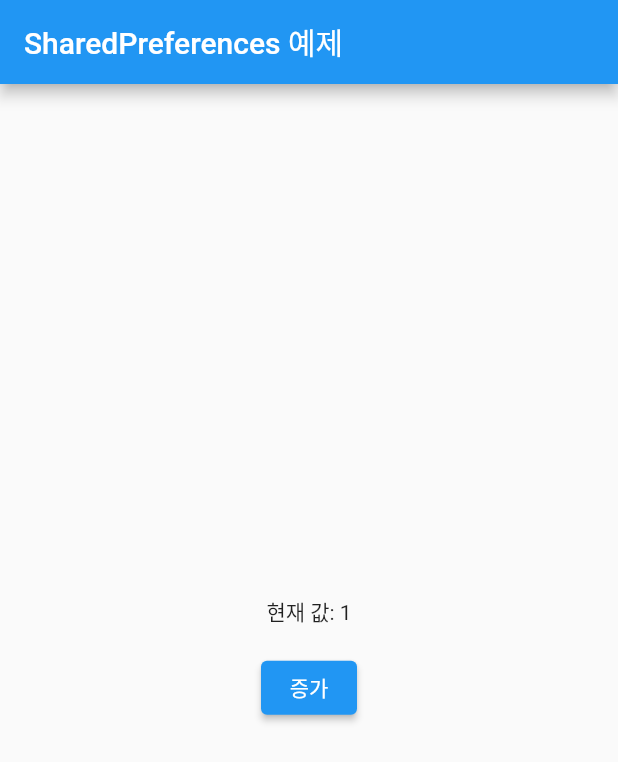
After one commit to jinwoo1234/Dream_Walk, a Flutter app: the MySharedPreferencesApp screen opened directly, after a tap on "증가", on a phone screen of 412 x 824 dp. The commit adds this screen. Shown: the top 762 px of the screen. Run offline on Flutter 3.47's test engine with Material 2 defaults, Android fonts, the phone set to English and light mode, and no system bars; our stand-ins replace shared_preferences; accounts and stored records are empty.

Commit message:
home sharedPreferences

```diff
--- /dev/null
+++ b/lib/sharedMoney.dart
@@ -0,0 +1,60 @@
+import 'package:flutter/material.dart';
+import 'package:shared_preferences/shared_preferences.dart';
+
+class MySharedPreferencesApp extends StatefulWidget {
+  @override
+  _MySharedPreferencesAppState createState() => _MySharedPreferencesAppState();
+}
+
+class _MySharedPreferencesAppState extends State<MySharedPreferencesApp> {
+  late SharedPreferences _prefs;
+  int _counter = 0;
+
+  @override
+  void initState() {
+    super.initState();
+    _loadSharedPreferences();
+  }
+
+  Future<void> _loadSharedPreferences() async {
+    _prefs = await SharedPreferences.getInstance();
+    setState(() {
+      _counter = _prefs.getInt('counter') ?? 0;
+    });
+  }
+
+  Future<void> _incrementCounter() async {
+    setState(() {
+      _counter++;
+    });
+    await _prefs.setInt('counter', _counter);
+  }
+
+  @override
+  Widget build(BuildContext context) {
+    return Scaffold(
+      appBar: AppBar(
+        title: Text('SharedPreferences 예제'),
+      ),
+      body: Center(
+        child: Column(
+          mainAxisAlignment: MainAxisAlignment.center,
+          children: [
+            Text('현재 값: $_counter'),
+            SizedBox(height: 16),
+            ElevatedButton(
+              child: Text('증가'),
+              onPressed: () => _incrementCounter(),
+            ),
+          ],
+        ),
+      ),
+    );
+  }
+}
+
+void main() {
+  runApp(MaterialApp(
+    home: MySharedPreferencesApp(),
+  ));
+}
--- a/pubspec.yaml
+++ b/pubspec.yaml
@@ -31,6 +31,8 @@ environment:
 dependencies:
   flutter:
     sdk: flutter
+
+  shared_preferences: ^0.5.3+4
 
 
   # The following adds the Cupertino Icons font to your application.
```
Also changed, not shown: lib/home.dart (+57 -7 lines), pubspec.lock, 1 other file.
